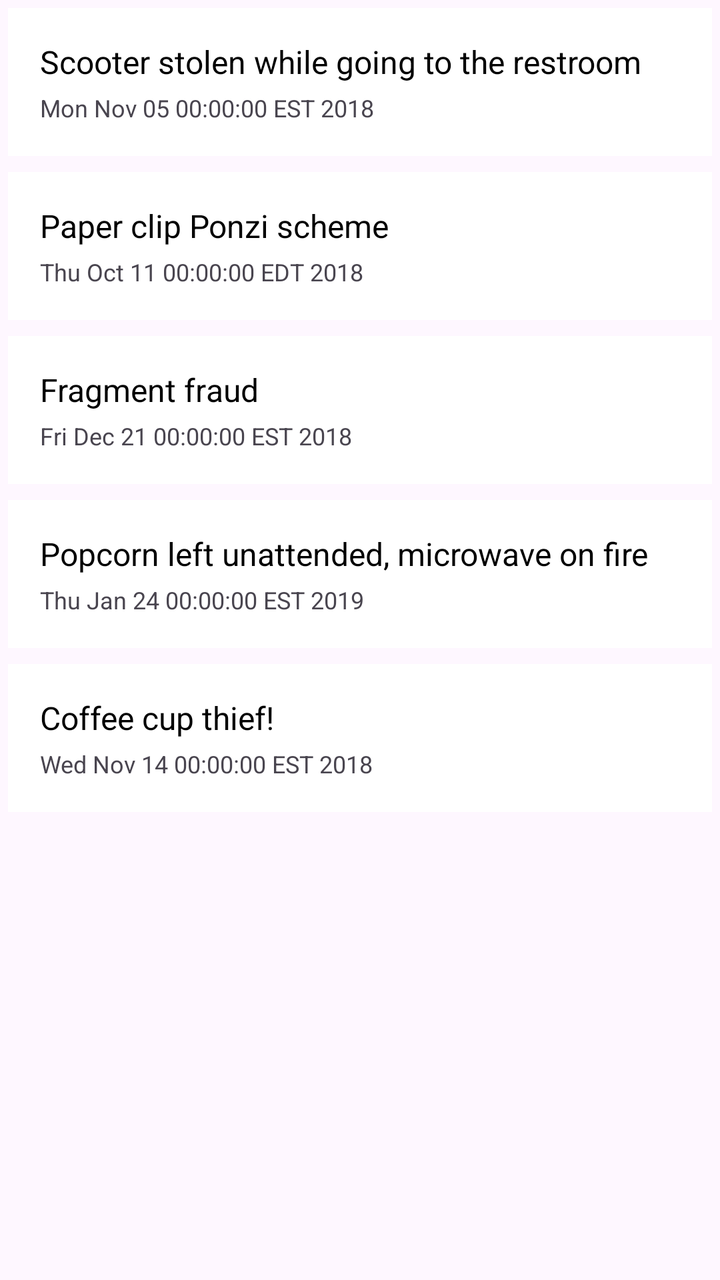
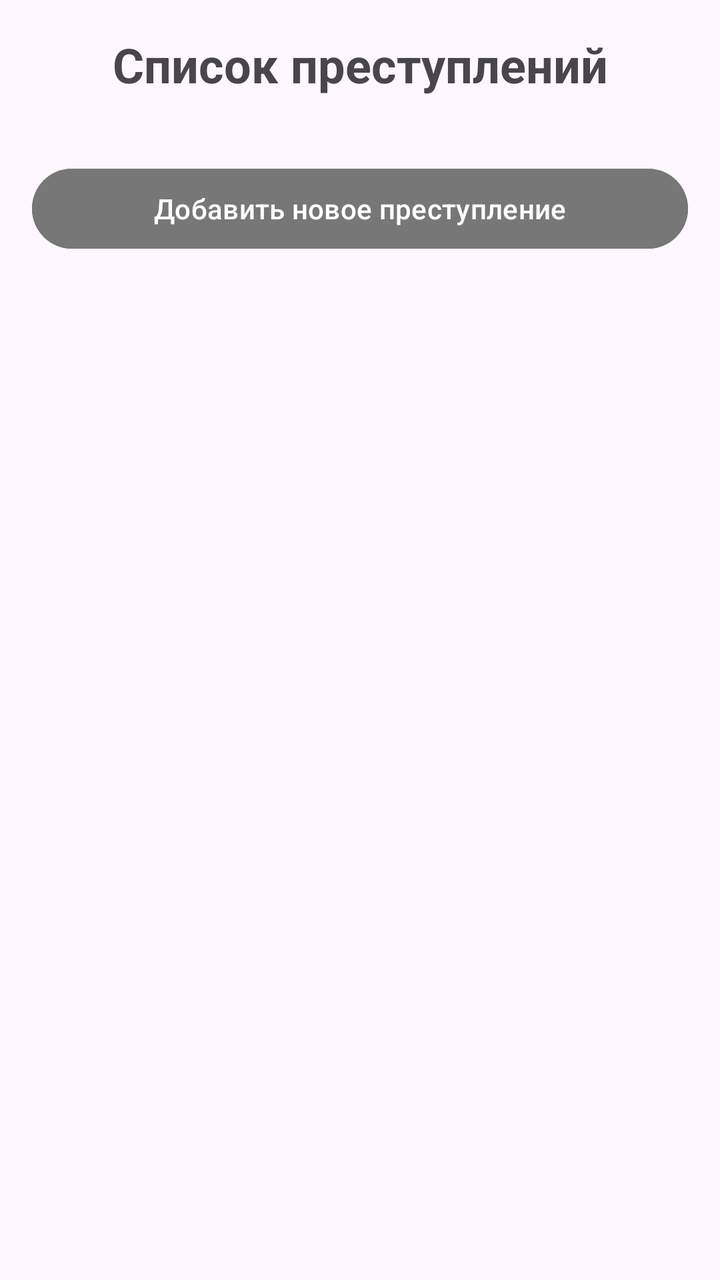

An Android layout rendered at two revisions. The XML below is the earlier revision; the diff shows what the commit changed to produce the second picture.
<!-- AndroidManifest.xml: application theme Theme.Zd4_Moskvinav2 -->
<!-- res/layout/activity_crimes.xml -->
<?xml version="1.0" encoding="utf-8"?>
<androidx.constraintlayout.widget.ConstraintLayout xmlns:android="http://schemas.android.com/apk/res/android"
    xmlns:tools="http://schemas.android.com/tools"
    android:layout_width="match_parent"
    android:layout_height="match_parent"
    tools:context=".Crimes">

        <TextView
            android:id="@+id/empty_message"
            android:layout_width="match_parent"
            android:layout_height="wrap_content"
            android:text="Нет преступлений"
            android:textSize="18sp"
            android:gravity="center"
            android:layout_marginTop="100dp"
            android:visibility="gone" />

        <Button
            android:id="@+id/btn_add_crime"
            android:layout_width="match_parent"
            android:layout_height="wrap_content"
            android:text="Добавить преступление"
            android:layout_marginTop="16dp"
            android:visibility="gone" />

        <LinearLayout
            android:id="@+id/crime_list_container"
            android:layout_width="match_parent"
            android:layout_height="wrap_content"
            android:orientation="vertical">
            <LinearLayout android:id="@+id/crime1" android:layout_width="match_parent" android:layout_height="wrap_content" android:orientation="vertical" android:background="@color/white" android:layout_margin="4dp" android:padding="16dp" android:clickable="true">
                <TextView android:layout_width="match_parent" android:layout_height="wrap_content" android:text="@string/crime_1" android:textSize="16sp" android:textColor="@color/black" />
                <TextView android:layout_width="match_parent" android:layout_height="wrap_content" android:text="@string/date_1" android:textSize="12sp" android:layout_marginTop="4dp" />
            </LinearLayout>

            <LinearLayout android:id="@+id/crime2" android:layout_width="match_parent" android:layout_height="wrap_content" android:orientation="vertical" android:background="@color/white" android:layout_margin="4dp" android:padding="16dp" android:clickable="true">
                <TextView android:layout_width="match_parent" android:layout_height="wrap_content" android:text="@string/crime_2" android:textSize="16sp" android:textColor="@color/black" />
                <TextView android:layout_width="match_parent" android:layout_height="wrap_content" android:text="@string/date_2" android:textSize="12sp"  android:layout_marginTop="4dp" />
            </LinearLayout>

            <LinearLayout android:id="@+id/crime3" android:layout_width="match_parent" android:layout_height="wrap_content" android:orientation="vertical" android:background="@color/white" android:layout_margin="4dp" android:padding="16dp" android:clickable="true">
                <TextView android:layout_width="match_parent" android:layout_height="wrap_content" android:text="@string/crime_3" android:textSize="16sp" android:textColor="@color/black" />
                <TextView android:layout_width="match_parent" android:layout_height="wrap_content" android:text="@string/date_3" android:textSize="12sp" android:layout_marginTop="4dp" />
            </LinearLayout>

            <LinearLayout android:id="@+id/crime4" android:layout_width="match_parent" android:layout_height="wrap_content" android:orientation="vertical" android:background="@color/white" android:layout_margin="4dp" android:padding="16dp" android:clickable="true">
                <TextView android:layout_width="match_parent" android:layout_height="wrap_content" android:text="@string/crime_4" android:textSize="16sp" android:textColor="@color/black" />
                <TextView android:layout_width="match_parent" android:layout_height="wrap_content" android:text="@string/date_4" android:textSize="12sp" android:layout_marginTop="4dp" />
            </LinearLayout>

            <LinearLayout android:id="@+id/crime5" android:layout_width="match_parent" android:layout_height="wrap_content" android:orientation="vertical" android:background="@color/white" android:layout_margin="4dp" android:padding="16dp" android:clickable="true">
                <TextView android:layout_width="match_parent" android:layout_height="wrap_content" android:text="@string/crime_5" android:textSize="16sp" android:textColor="@color/black" />
                <TextView android:layout_width="match_parent" android:layout_height="wrap_content" android:text="@string/date_5" android:textSize="12sp" android:layout_marginTop="4dp" />
            </LinearLayout>

        </LinearLayout>
</androidx.constraintlayout.widget.ConstraintLayout>
<!-- resources referenced by this layout -->
<resources>
  <color name="black">#FF000000</color>
  <color name="white">#FFFFFFFF</color>
  <string name="crime_1">Scooter stolen while going to the restroom</string>
  <string name="crime_2">Paper clip Ponzi scheme</string>
  <string name="crime_3">Fragment fraud</string>
  <string name="crime_4">Popcorn left unattended, microwave on fire</string>
  <string name="crime_5">Coffee cup thief!</string>
  <string name="date_1">Mon Nov 05 00:00:00 EST 2018</string>
  <string name="date_2">Thu Oct 11 00:00:00 EDT 2018</string>
  <string name="date_3">Fri Dec 21 00:00:00 EST 2018</string>
  <string name="date_4">Thu Jan 24 00:00:00 EST 2019</string>
  <string name="date_5">Wed Nov 14 00:00:00 EST 2018</string>
  <style name="Theme.Zd4_Moskvinav2" parent="Base.Theme.Zd4_Moskvinav2" />
  <style name="Base.Theme.Zd4_Moskvinav2" parent="Theme.Material3.DayNight.NoActionBar">
          
          
      </style>
</resources>

<!-- the commit's change to res/layout/activity_crimes.xml (unified diff, before → after) -->
@@ -1,57 +1,42 @@
 <?xml version="1.0" encoding="utf-8"?>
-<androidx.constraintlayout.widget.ConstraintLayout xmlns:android="http://schemas.android.com/apk/res/android"
-    xmlns:tools="http://schemas.android.com/tools"
+<LinearLayout xmlns:android="http://schemas.android.com/apk/res/android"
     android:layout_width="match_parent"
     android:layout_height="match_parent"
-    tools:context=".Crimes">
+    android:orientation="vertical"
+    android:padding="16dp">
 
-        <TextView
-            android:id="@+id/empty_message"
-            android:layout_width="match_parent"
-            android:layout_height="wrap_content"
-            android:text="Нет преступлений"
-            android:textSize="18sp"
-            android:gravity="center"
-            android:layout_marginTop="100dp"
-            android:visibility="gone" />
+    <TextView
+        android:layout_width="match_parent"
+        android:layout_height="wrap_content"
+        android:text="Список преступлений"
+        android:textSize="24sp"
+        android:textStyle="bold"
+        android:layout_marginBottom="16dp"
+        android:gravity="center"/>
 
-        <Button
-            android:id="@+id/btn_add_crime"
-            android:layout_width="match_parent"
-            android:layout_height="wrap_content"
-            android:text="Добавить преступление"
-            android:layout_marginTop="16dp"
-            android:visibility="gone" />
+    <TextView
+        android:id="@+id/tv_empty_state"
+        android:layout_width="match_parent"
+        android:layout_height="wrap_content"
+        android:text="Преступлений пока нет.\nНажмите кнопку ниже, чтобы добавить."
+        android:textSize="16sp"
+        android:gravity="center"
+        android:layout_marginTop="100dp"
+        android:visibility="gone" />
 
-        <LinearLayout
-            android:id="@+id/crime_list_container"
-            android:layout_width="match_parent"
-            android:layout_height="wrap_content"
-            android:orientation="vertical">
-            <LinearLayout android:id="@+id/crime1" android:layout_width="match_parent" android:layout_height="wrap_content" android:orientation="vertical" android:background="@color/white" android:layout_margin="4dp" android:padding="16dp" android:clickable="true">
-                <TextView android:layout_width="match_parent" android:layout_height="wrap_content" android:text="@string/crime_1" android:textSize="16sp" android:textColor="@color/black" />
-                <TextView android:layout_width="match_parent" android:layout_height="wrap_content" android:text="@string/date_1" android:textSize="12sp" android:layout_marginTop="4dp" />
-            </LinearLayout>
+    <androidx.recyclerview.widget.RecyclerView
+        android:id="@+id/recycler_view_crimes"
+        android:layout_width="match_parent"
+        android:layout_height="0dp"
+        android:layout_weight="1"
+        android:visibility="gone" />
 
-            <LinearLayout android:id="@+id/crime2" android:layout_width="match_parent" android:layout_height="wrap_content" android:orientation="vertical" android:background="@color/white" android:layout_margin="4dp" android:padding="16dp" android:clickable="true">
-                <TextView android:layout_width="match_parent" android:layout_height="wrap_content" android:text="@string/crime_2" android:textSize="16sp" android:textColor="@color/black" />
-                <TextView android:layout_width="match_parent" android:layout_height="wrap_content" android:text="@string/date_2" android:textSize="12sp"  android:layout_marginTop="4dp" />
-            </LinearLayout>
+    <Button
+        android:id="@+id/btn_add_crime"
+        android:layout_width="match_parent"
+        android:layout_height="wrap_content"
+        android:text="Добавить новое преступление"
+        android:layout_marginTop="16dp"
+        android:backgroundTint="@color/gray"/>
 
-            <LinearLayout android:id="@+id/crime3" android:layout_width="match_parent" android:layout_height="wrap_content" android:orientation="vertical" android:background="@color/white" android:layout_margin="4dp" android:padding="16dp" android:clickable="true">
-                <TextView android:layout_width="match_parent" android:layout_height="wrap_content" android:text="@string/crime_3" android:textSize="16sp" android:textColor="@color/black" />
-                <TextView android:layout_width="match_parent" android:layout_height="wrap_content" android:text="@string/date_3" android:textSize="12sp" android:layout_marginTop="4dp" />
-            </LinearLayout>
-
-            <LinearLayout android:id="@+id/crime4" android:layout_width="match_parent" android:layout_height="wrap_content" android:orientation="vertical" android:background="@color/white" android:layout_margin="4dp" android:padding="16dp" android:clickable="true">
-                <TextView android:layout_width="match_parent" android:layout_height="wrap_content" android:text="@string/crime_4" android:textSize="16sp" android:textColor="@color/black" />
-                <TextView android:layout_width="match_parent" android:layout_height="wrap_content" android:text="@string/date_4" android:textSize="12sp" android:layout_marginTop="4dp" />
-            </LinearLayout>
-
-            <LinearLayout android:id="@+id/crime5" android:layout_width="match_parent" android:layout_height="wrap_content" android:orientation="vertical" android:background="@color/white" android:layout_margin="4dp" android:padding="16dp" android:clickable="true">
-                <TextView android:layout_width="match_parent" android:layout_height="wrap_content" android:text="@string/crime_5" android:textSize="16sp" android:textColor="@color/black" />
-                <TextView android:layout_width="match_parent" android:layout_height="wrap_content" android:text="@string/date_5" android:textSize="12sp" android:layout_marginTop="4dp" />
-            </LinearLayout>
-
-        </LinearLayout>
-</androidx.constraintlayout.widget.ConstraintLayout>
+</LinearLayout>
<!-- resource entries referenced after the edit -->
@@ -1,17 +1,6 @@
 <!-- resources referenced by this layout -->
 <resources>
-  <color name="black">#FF000000</color>
-  <color name="white">#FFFFFFFF</color>
-  <string name="crime_1">Scooter stolen while going to the restroom</string>
-  <string name="crime_2">Paper clip Ponzi scheme</string>
-  <string name="crime_3">Fragment fraud</string>
-  <string name="crime_4">Popcorn left unattended, microwave on fire</string>
-  <string name="crime_5">Coffee cup thief!</string>
-  <string name="date_1">Mon Nov 05 00:00:00 EST 2018</string>
-  <string name="date_2">Thu Oct 11 00:00:00 EDT 2018</string>
-  <string name="date_3">Fri Dec 21 00:00:00 EST 2018</string>
-  <string name="date_4">Thu Jan 24 00:00:00 EST 2019</string>
-  <string name="date_5">Wed Nov 14 00:00:00 EST 2018</string>
+  <color name="gray">#777777</color>
   <style name="Theme.Zd4_Moskvinav2" parent="Base.Theme.Zd4_Moskvinav2" />
   <style name="Base.Theme.Zd4_Moskvinav2" parent="Theme.Material3.DayNight.NoActionBar">
           
